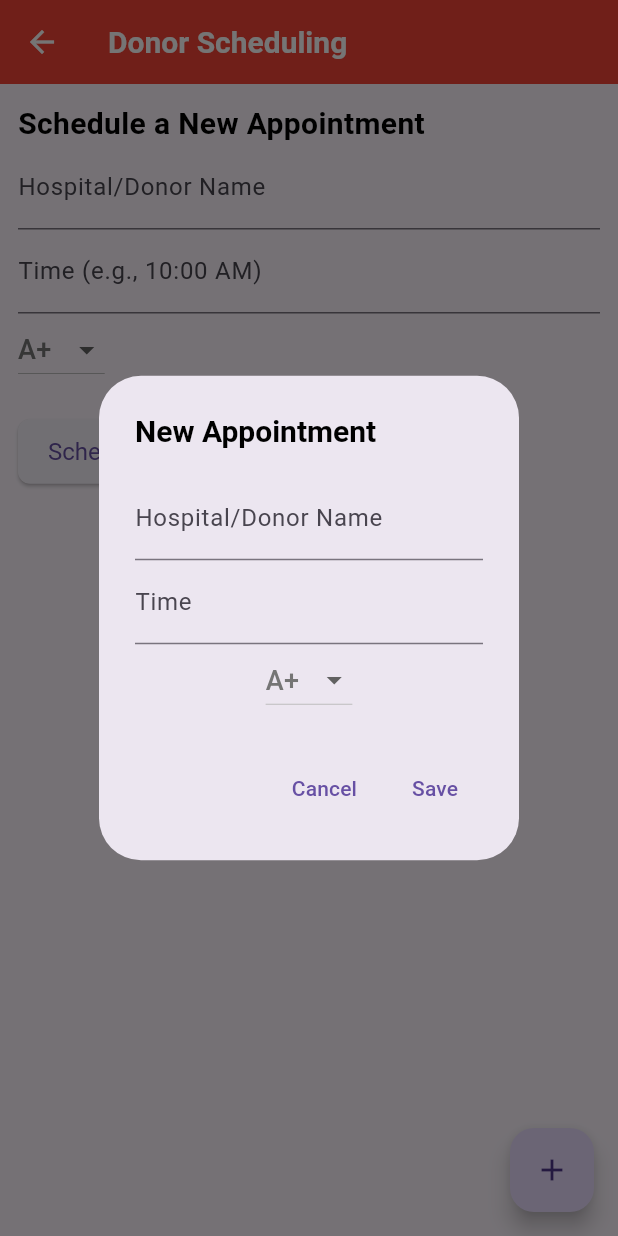
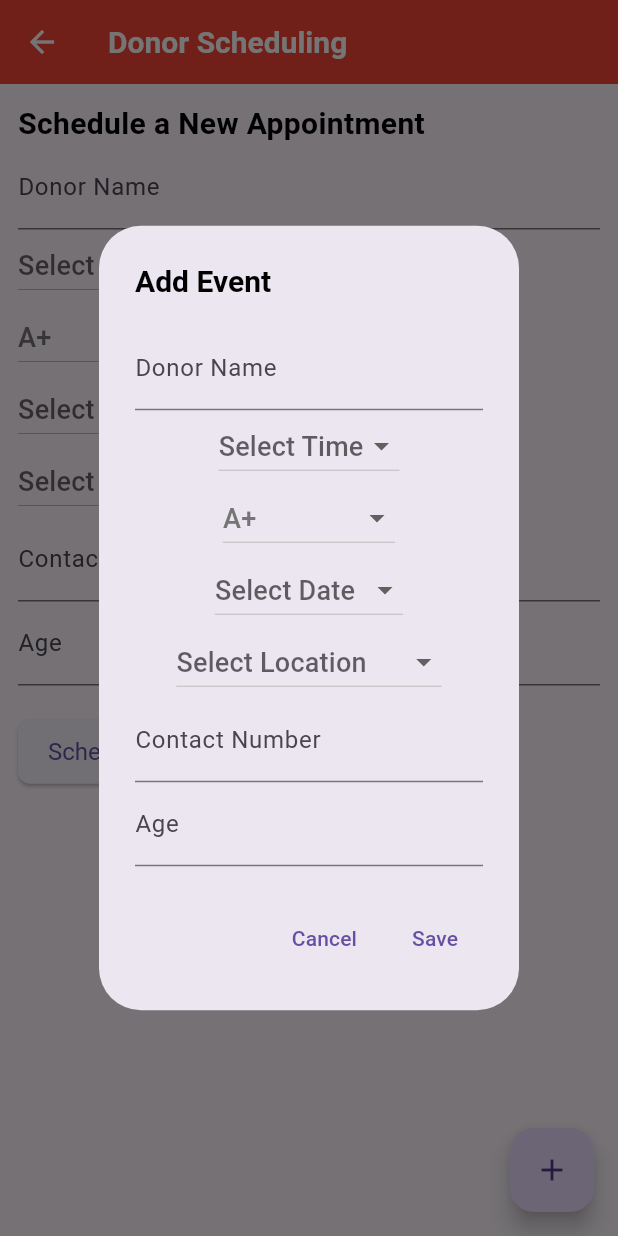
Before and after one commit to PulkitaGupta/bloodConnect, a Flutter app: the DonorSchedulingScreen screen opened by its route, after a tap on the "add" icon, on a phone screen of 412 x 824 dp. Run offline on Flutter 3.47's test engine with Material 3 defaults, Android fonts, the phone set to English and light mode, and no system bars; our stand-ins replace image_picker.

Commit message:
improved donor scheduling and removed the problematic code(FB)

```diff
--- a/lib/donor_scheduling.dart
+++ b/lib/donor_scheduling.dart
@@ -1,4 +1,5 @@
 import 'package:flutter/material.dart';
+import 'package:intl/intl.dart';
 
 class DonorSchedulingScreen extends StatefulWidget {
   @override
@@ -7,18 +8,34 @@ class DonorSchedulingScreen extends StatefulWidget {
 
 class _DonorSchedulingScreenState extends State<DonorSchedulingScreen> {
   List<Event> _events = [];
+  final TextEditingController _nameController = TextEditingController();
+  final TextEditingController _contactController = TextEditingController();
+  final TextEditingController _ageController = TextEditingController();
+  String _selectedBloodType = 'A+';
+  String? _selectedDate;
+  String? _selectedLocation;
+  String? _selectedTime;
 
-  // Form field controllers
-  final TextEditingController _hospitalController = TextEditingController();
-  final TextEditingController _timeController = TextEditingController();
-  String _selectedBloodType = 'A+';
+  List<String> availableDates = [
+    '10 Feb 2025',
+    '15 Feb 2025',
+    '20 Feb 2025'
+  ]; // Replace with drive data
+  List<String> locations = ['Hospital A', 'Hospital B', 'Community Center'];
+  List<String> availableTimes = [
+    '08:00 AM',
+    '10:00 AM',
+    '12:00 PM',
+    '02:00 PM',
+    '04:00 PM'
+  ]; // Predefined times
 
   @override
   Widget build(BuildContext context) {
     return Scaffold(
       appBar: AppBar(title: Text('Donor Scheduling')),
       floatingActionButton: FloatingActionButton(
-        onPressed: _showAddEventDialog,
+        onPressed: () => _showAddEventDialog(context),
         child: Icon(Icons.add),
       ),
       body: Column(
@@ -38,9 +55,33 @@ class _DonorSchedulingScreenState extends State<DonorSchedulingScreen> {
         children: [
           Text('Schedule a New Appointment',
               style: TextStyle(fontSize: 20, fontWeight: FontWeight.bold)),
-          _buildTextField(_hospitalController, 'Hospital/Donor Name'),
-          _buildTextField(_timeController, 'Time (e.g., 10:00 AM)'),
-          _buildDropdownButton(),
+          _buildTextField(_nameController, 'Donor Name'),
+          _buildDropdownButton('Select Time', _selectedTime, availableTimes,
+              (newValue) {
+            setState(() {
+              _selectedTime = newValue;
+            });
+          }),
+          _buildDropdownButton('Blood Type', _selectedBloodType,
+              ['A+', 'B+', 'AB+', 'O+', 'A-', 'B-', 'AB-', 'O-'], (newValue) {
+            setState(() {
+              _selectedBloodType = newValue!;
+            });
+          }),
+          _buildDropdownButton('Select Date', _selectedDate, availableDates,
+              (newValue) {
+            setState(() {
+              _selectedDate = newValue;
+            });
+          }),
+          _buildDropdownButton('Select Location', _selectedLocation, locations,
+              (newValue) {
+            setState(() {
+              _selectedLocation = newValue;
+            });
+          }),
+          _buildTextField(_contactController, 'Contact Number'),
+          _buildTextField(_ageController, 'Age'),
           SizedBox(height: 20),
           ElevatedButton(
             onPressed: _addEvent,
@@ -63,11 +104,8 @@ class _DonorSchedulingScreenState extends State<DonorSchedulingScreen> {
             leading: Icon(Icons.bloodtype, color: Colors.red),
             title: Text(event.title,
                 style: TextStyle(fontWeight: FontWeight.bold)),
-            subtitle: Text('${event.time} - Blood Type: ${event.bloodType}'),
-            trailing: IconButton(
-              icon: Icon(Icons.edit, color: Colors.blue),
-              onPressed: () => _showEditEventDialog(index),
-            ),
+            subtitle: Text(
+                '${event.time} - ${event.bloodType}\nDate: ${event.date}\nLocation: ${event.location}\nContact: ${event.contact}\nAge: ${event.age}'),
           ),
         );
       },
@@ -75,132 +113,30 @@ class _DonorSchedulingScreenState extends State<DonorSchedulingScreen> {
   }
 
   void _addEvent() {
-    String title = _hospitalController.text;
-    String time = _timeController.text;
-
-    if (title.isNotEmpty && time.isNotEmpty) {
+    if (_nameController.text.isNotEmpty &&
+        _selectedTime != null &&
+        _selectedDate != null &&
+        _selectedLocation != null) {
       setState(() {
-        _events.add(Event(title, time, _selectedBloodType));
+        _events.add(Event(
+          _nameController.text,
+          _selectedTime!,
+          _selectedBloodType,
+          _selectedDate!,
+          _selectedLocation!,
+          _contactController.text,
+          _ageController.text,
+        ));
       });
 
-      // Clear form fields
-      _hospitalController.clear();
-      _timeController.clear();
+      _nameController.clear();
+      _contactController.clear();
+      _ageController.clear();
       _selectedBloodType = 'A+';
+      _selectedTime = null;
+      _selectedDate = null;
+      _selectedLocation = null;
     }
-  }
-
-  Future<void> _showAddEventDialog() async {
-    TextEditingController hospitalController = TextEditingController();
-    TextEditingController timeController = TextEditingController();
-    String selectedBloodType = 'A+';
-
-    return showDialog(
-      context: context,
-      builder: (context) {
-        return StatefulBuilder(
-          builder: (context, setDialogState) {
-            return AlertDialog(
-              title: Text('New Appointment'),
-              content: Column(
-                mainAxisSize: MainAxisSize.min,
-                children: [
-                  _buildTextField(hospitalController, 'Hospital/Donor Name'),
-                  _buildTextField(timeController, 'Time'),
-                  DropdownButton<String>(
-                    value: selectedBloodType,
-                    onChanged: (newValue) {
-                      setDialogState(() {
-                        selectedBloodType = newValue!;
-                      });
-                    },
-                    items: ['A+', 'B+', 'AB+', 'O+', 'A-', 'B-', 'AB-', 'O-']
-                        .map((type) =>
-                            DropdownMenuItem(value: type, child: Text(type)))
-                        .toList(),
-                  ),
-                ],
-              ),
-              actions: [
-                TextButton(
-                  onPressed: () => Navigator.pop(context),
-                  child: Text('Cancel'),
-                ),
-                TextButton(
-                  onPressed: () {
-                    if (hospitalController.text.isNotEmpty &&
-                        timeController.text.isNotEmpty) {
-                      setState(() {
-                        _events.add(Event(hospitalController.text,
-                            timeController.text, selectedBloodType));
-                      });
-                    }
-                    Navigator.pop(context);
-                  },
-                  child: Text('Save'),
-                ),
-              ],
-            );
-          },
-        );
-      },
-    );
-  }
-
-  Future<void> _showEditEventDialog(int index) async {
-    final TextEditingController titleController =
-        TextEditingController(text: _events[index].title);
-    final TextEditingController timeController =
-        TextEditingController(text: _events[index].time);
-    String bloodType = _events[index].bloodType;
-
-    return showDialog(
-      context: context,
-      builder: (context) {
-        return StatefulBuilder(
-          builder: (context, setDialogState) {
-            return AlertDialog(
-              title: Text('Edit Appointment'),
-              content: Column(
-                mainAxisSize: MainAxisSize.min,
-                children: [
-                  _buildTextField(titleController, 'Hospital/Donor Name'),
-                  _buildTextField(timeController, 'Time'),
-                  DropdownButton<String>(
-                    value: bloodType,
-                    onChanged: (newValue) {
-                      setDialogState(() {
-                        bloodType = newValue!;
-                      });
-                    },
-                    items: ['A+', 'B+', 'AB+', 'O+', 'A-', 'B-', 'AB-', 'O-']
-                        .map((type) =>
-                            DropdownMenuItem(value: type, child: Text(type)))
-                        .toList(),
-                  ),
-                ],
-              ),
-              actions: [
-                TextButton(
-                  onPressed: () => Navigator.pop(context),
-                  child: Text('Cancel'),
-                ),
-                TextButton(
-                  onPressed: () {
-                    setState(() {
-                      _events[index] = Event(
-                          titleController.text, timeController.text, bloodType);
-                    });
-                    Navigator.pop(context);
-                  },
-                  child: Text('Save'),
-                ),
-              ],
-            );
-          },
-        );
-      },
-    );
   }
 
   Widget _buildTextField(TextEditingController controller, String labelText) {
@@ -210,22 +146,88 @@ class _DonorSchedulingScreenState extends State<DonorSchedulingScreen> {
     );
   }
 
-  Widget _buildDropdownButton() {
+  Widget _buildDropdownButton(String label, String? selectedValue,
+      List<String> items, ValueChanged<String?> onChanged) {
     return DropdownButton<String>(
-      value: _selectedBloodType,
-      onChanged: (newValue) {
-        setState(() {
-          _selectedBloodType = newValue!;
-        });
-      },
-      items: ['A+', 'B+', 'AB+', 'O+', 'A-', 'B-', 'AB-', 'O-']
+      hint: Text(label),
+      value: selectedValue,
+      onChanged: onChanged,
+      items: items
           .map((type) => DropdownMenuItem(value: type, child: Text(type)))
           .toList(),
+    );
+  }
+
+  // Method to show the dialog for adding an event
+  void _showAddEventDialog(BuildContext context) {
+    showDialog(
+      context: context,
+      builder: (BuildContext context) {
+        return AlertDialog(
+          title: Text('Add Event'),
+          content: Column(
+            mainAxisSize: MainAxisSize.min,
+            children: [
+              _buildTextField(_nameController, 'Donor Name'),
+              _buildDropdownButton('Select Time', _selectedTime, availableTimes,
+                  (newValue) {
+                setState(() {
+                  _selectedTime = newValue;
+                });
+              }),
+              _buildDropdownButton('Blood Type', _selectedBloodType, [
+                'A+',
+                'B+',
+                'AB+',
+                'O+',
+                'A-',
+                'B-',
+                'AB-',
+                'O-'
+              ], (newValue) {
+                setState(() {
+                  _selectedBloodType = newValue!;
+                });
+              }),
+              _buildDropdownButton('Select Date', _selectedDate, availableDates,
+                  (newValue) {
+                setState(() {
+                  _selectedDate = newValue;
+                });
+              }),
+              _buildDropdownButton(
+                  'Select Location', _selectedLocation, locations, (newValue) {
+                setState(() {
+                  _selectedLocation = newValue;
+                });
+              }),
+              _buildTextField(_contactController, 'Contact Number'),
+              _buildTextField(_ageController, 'Age'),
+            ],
+          ),
+          actions: <Widget>[
+            TextButton(
+              onPressed: () {
+                Navigator.of(context).pop();
+              },
+              child: Text('Cancel'),
+            ),
+            TextButton(
+              onPressed: () {
+                _addEvent();
+                Navigator.of(context).pop();
+              },
+              child: Text('Save'),
+            ),
+          ],
+        );
+      },
     );
   }
 }
 
 class Event {
-  String title, time, bloodType;
-  Event(this.title, this.time, this.bloodType);
+  String title, time, bloodType, date, location, contact, age;
+  Event(this.title, this.time, this.bloodType, this.date, this.location,
+      this.contact, this.age);
 }
```
Also changed, not shown: lib/login_screen.dart (line endings or trailing spaces), lib/register_screen.dart (line endings or trailing spaces), 1 other file.
